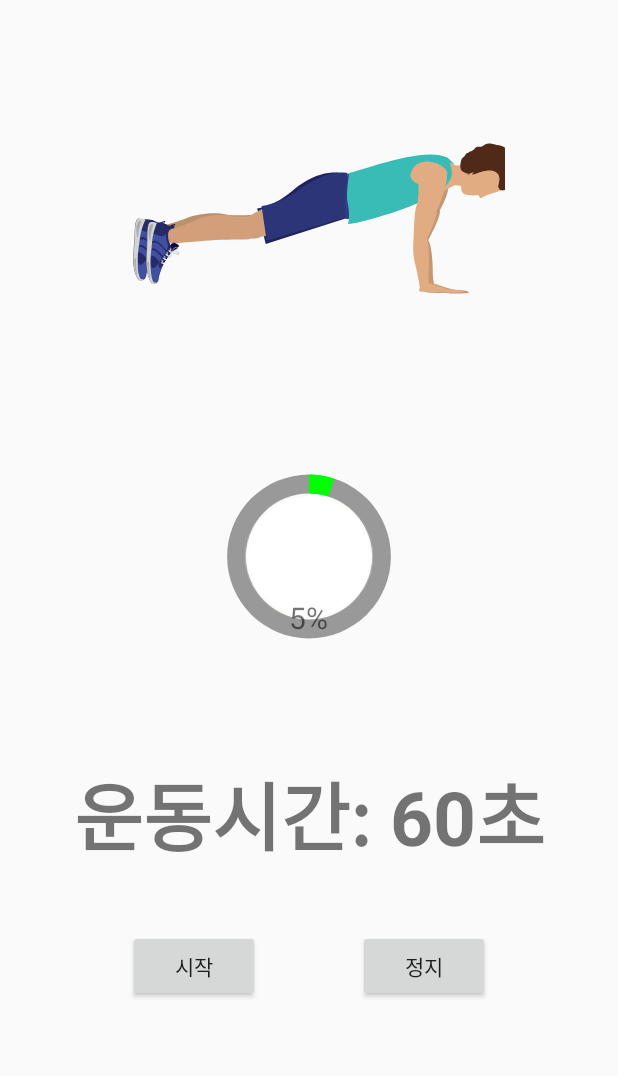
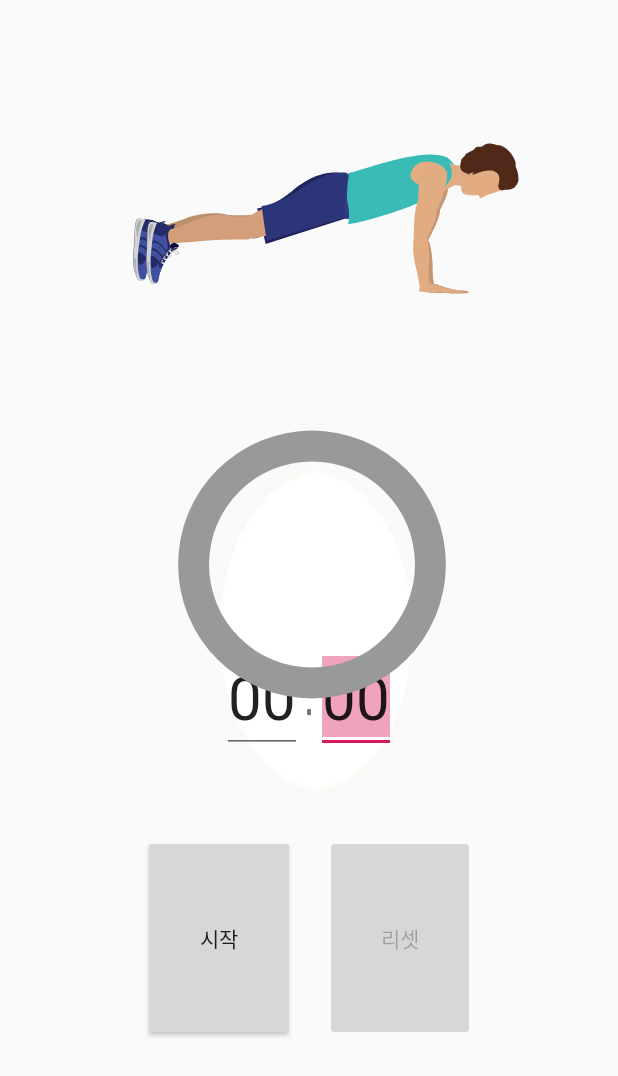
Before and after one commit to Agatho22/health, an Android app: the TimerActivity screen opened directly, with no data from a screen before it, on a phone screen of 412 x 824 dp. Shown: the top 1076 px of the screen. Run offline under Robolectric (Android 15) with nearby library versions, the phone set to English and light mode, and no system bars.

Commit message:
21.05.23 타이머

```diff
--- a/app/src/main/AndroidManifest.xml
+++ b/app/src/main/AndroidManifest.xml
@@ -26,7 +26,6 @@
         <activity
             android:name=".MainActivity"
             android:windowSoftInputMode="adjustPan">
-
         </activity>
         <activity android:name=".RegisterActivity" />
         <activity android:name=".LoginActivity" />
--- a/app/src/main/java/com/aman/health/TimerActivity.java
+++ b/app/src/main/java/com/aman/health/TimerActivity.java
@@ -2,145 +2,206 @@ package com.aman.health;
 
 import android.content.res.Resources;
 import android.graphics.drawable.Drawable;
+import android.os.Handler;
+import androidx.appcompat.app.AppCompatActivity;
 import android.os.Bundle;
-import android.os.Handler;
+import android.os.SystemClock;
+import android.text.Editable;
+import android.text.TextWatcher;
+import android.view.inputmethod.InputMethodManager;
+import android.widget.EditText;
+import android.widget.ProgressBar;
+import android.widget.TextView;
+import androidx.annotation.NonNull;
 import android.os.Message;
 import android.util.Log;
 import android.view.View;
 import android.widget.Button;
-import android.widget.ProgressBar;
-import android.widget.TextView;
-
-import androidx.annotation.NonNull;
-import androidx.appcompat.app.AppCompatActivity;
+import android.widget.Toast;
 
 public class TimerActivity extends AppCompatActivity {
 
-    int timerTime = 60;
-    TimerHandler timer;
-    Button btn_start, btn_reset;
-    TextView textview4;
-    boolean isRunnig = true;
-    int status = 0;
+    ProgressBar progressBar;
+    EditText time_out_min,time_out_sec;
+    Button btn_start,btn_reset;
+    InputMethodManager imm;
 
-    int pStatus = 0;
-    private Handler handler = new Handler();
-    TextView tv;
-
-    public void onStartPauseButton(View view) {
-        if(status == 0)
-        {
-            status=1;
-            timer.sendEmptyMessage(0);
-            btn_start.setText("일시정지");
-        }
-        else if(status == 1)
-        {
-            status=0;
-            timer.sendEmptyMessage(1);
-            btn_start.setText("시작");
+    Handler handler = new Handler() {
+        public void handleMessage(Message msg) {
+            String time = getTimeout();
+            //0초가 되었을때
+            if(time.equals("00:00")) {
+                reset(); //타이머 초기화
+            } else{ //0초가 아닐때
+                handler.sendEmptyMessage(0);
             }
         }
+    };
 
-    public void onStopButton(View view) {
-        status = 0;
-        timer.sendEmptyMessage(2);
-    }
+    final static int INIT=0;
+    final static int RUN=1;
+    final static int PAUSE=2;
+
+    int Pstatus=INIT;
+
+    long baseTime;
+    long pauseTime;
+    long setTime;
 
     @Override
     protected void onCreate(Bundle savedInstanceState) {
         super.onCreate(savedInstanceState);
         setContentView(R.layout.activity_timer);
 
-        btn_start = (Button) findViewById(R.id.btn_start);
-        btn_reset = (Button) findViewById(R.id.btn_reset);
-        textview4 = (TextView) findViewById(R.id.textview4);
-        timer = new TimerHandler();
+        imm = (InputMethodManager)getSystemService(INPUT_METHOD_SERVICE);
+        progressBar = findViewById(R.id.circularProgressbar);
 
-        Resources res = getResources();
-        Drawable drawable = res.getDrawable(R.drawable.circular);
-        final ProgressBar mProgress = (ProgressBar) findViewById(R.id.circularProgressbar);
-        mProgress.setProgress(0);   // Main Progress
-        mProgress.setSecondaryProgress(100); // Secondary Progress
-        mProgress.setMax(100); // Maximum Progress
-        mProgress.setProgressDrawable(drawable);
+        time_out_min = findViewById(R.id.time_out_min);
+        //time_out_min의 텍스트가 변할때 이벤트 발생
+        time_out_min.addTextChangedListener(new TextWatcher() {
+            @Override
+            public void beforeTextChanged(CharSequence s, int start, int count, int after) {
 
-        /* ObjectAnimator animation = ObjectAnimator.ofInt(mProgress, "progress", 0, 100);
-        animation.setDuration(50000);
-        animation.setInterpolator(new DecelerateInterpolator());
-        animation.start(); */
-
-        tv = (TextView) findViewById(R.id.tv);
-        new Thread(new Runnable() {
+            }
 
             @Override
-            public void run() {
-                // TODO Auto-generated method stub
-                while (pStatus < 100) {
-                    pStatus += 1;
-
-                    handler.post(new Runnable() {
+            public void onTextChanged(CharSequence s, int start, int before, int count) {
+                if(time_out_min.hasFocus() && getEditTime() != 0) { //EditText에 입력된 시간이 0초 이상일 경우 미리 시간 세팅
+                    setTime();
+                    Log.d("ProgressTest","setTime = "+setTime);
+                }
+            }
 
             @Override
-                        public void run() {
-                            // TODO Auto-generated method stub
-                            mProgress.setProgress(pStatus);
-                            tv.setText(pStatus + "%");
+            public void afterTextChanged(Editable s) {
 
             }
         });
-                    try {
-                        // Sleep for 200 milliseconds.
-                        // Just to display the progress slowly
-                        Thread.sleep(600); //thread will take approx 1.5 seconds to finish
-                    } catch (InterruptedException e) {
-                        e.printStackTrace();
-                    }
-                }
-            }
-        }).start();
+
+        time_out_sec = findViewById(R.id.time_out_sec);
+        //time_out_sec의 텍스트가 변할때 이벤트 발생
+        time_out_sec.addTextChangedListener(new TextWatcher() {
+            @Override
+            public void beforeTextChanged(CharSequence s, int start, int count, int after) {
+
             }
 
             @Override
-    protected void onDestroy() {
-        super.onDestroy();
-        if(timer != null)
-            timer.removeMessages(0);
-        isRunnig = false;
+            public void onTextChanged(CharSequence s, int start, int before, int count) {
+                if(time_out_sec.hasFocus() && getEditTime() != 0) { //EditText에 입력된 시간이 0초 이상일 경우 미리 시간 세팅
+                    setTime();
+                    Log.d("ProgressTest","setTime = "+setTime);
+                }
             }
 
-    class TimerHandler extends Handler {
+            @Override
+            public void afterTextChanged(Editable s) {
 
+            }
+        });
+
+        btn_start = findViewById(R.id.btn_start);
+        btn_reset = findViewById(R.id.btn_reset);
+        //시작버튼 이벤트
+        btn_start.setOnClickListener(new View.OnClickListener() {
             @Override
-        public void handleMessage(@NonNull Message msg) {
-            super.handleMessage(msg);
-
-            switch (msg.what) {
-                case 0:
-                    if (timerTime == 0) {
-                        textview4.setText("운동시간: " + timerTime);
-                        removeMessages(0);
+            public void onClick(View v) {
+                if(getEditTime() != 0) { //시간이 0이 아닐 경우
+                    hideKeyboard(); //키보드 숨기기
+                    start(Pstatus);
+                } else{ //시간이 0일 경우
+                    Toast.makeText(TimerActivity.this, "시간을 입력하세요", Toast.LENGTH_SHORT).show();
+                    time_out_min.requestFocus();
+                }
+            }
+        });
+        //초기화 버튼
+        btn_reset.setOnClickListener(new View.OnClickListener() {
+            @Override
+            public void onClick(View v) {
+                reset();
+            }
+        });
+    }
+    //타이머 초기화
+    public void reset() {
+        handler.removeCallbacksAndMessages(null); //핸들러 메시지 전달 종료
+        Pstatus=INIT; //상태 변수 초기화
+        setTime=0; //long형으로 변환할 변후 초기화
+        time_out_min.setText("00");
+        time_out_min.setEnabled(true);
+        time_out_sec.setText("00");
+        time_out_sec.setEnabled(true);
+        btn_start.setText("시작"); //시작버튼 텍스트 변경
+        btn_reset.setEnabled(false); //초기화 버튼 비활성화
+        progressBar.setProgress(0); //프로그레스 초기화
+    }
+    public void hideKeyboard() { //키보드 숨기기
+        imm.hideSoftInputFromWindow(time_out_min.getWindowToken(),0);
+        imm.hideSoftInputFromWindow(time_out_sec.getWindowToken(),0);
+    }
+    public long getEditTime() {
+        long min = Long.parseLong(time_out_min.getText().toString())*1000*60;
+        long sec = Long.parseLong(time_out_sec.getText().toString())*1000;
+        return min+sec;
+    }
+    public void start(int status) {
+        switch (status) {
+            case INIT: //시작
+                baseTime = SystemClock.elapsedRealtime();
+                btn_start.setText("멈춤");
+                btn_reset.setEnabled(false);
+                time_out_min.setEnabled(false);
+                time_out_sec.setEnabled(false);
+                handler.sendEmptyMessage(0); //핸들러로 메시지를 전달하여 타이머를 시작
+                Pstatus = RUN;
                 break;
-                    }
-                    textview4.setText("운동시간: " + timerTime--);
-                    sendEmptyMessageDelayed(0, 1000);
-                    Log.d("test", "msg.what:0 time =" + timerTime);
+            case RUN: //멈춤
+                handler.removeMessages(0); //핸들러에서 메세지 삭제
+                pauseTime = SystemClock.elapsedRealtime(); //멈출 시간 기록
+                btn_start.setText("재시작");
+                btn_reset.setEnabled(true);
+                Pstatus = PAUSE;
                 break;
-
-                case 1:
-                    removeMessages(0);
-                    textview4.setText("운동시간: " + timerTime);
-                    Log.d("test", "msg.what:1 time =" + timerTime);
-                    break;
-
-                case 2:
-                    removeMessages(0);
-                    timerTime = 60;
-                    textview4.setText("운동시간: " + timerTime);
-                    btn_start.setText("시작");
-                    Log.d("test", "msg.what:2 time =" + timerTime);
+            case PAUSE: //재시작
+                long now = SystemClock.elapsedRealtime(); //현재 시간 다시 기록
+                baseTime += (now - pauseTime); //타이머 시간 세팅
+                btn_start.setText("멈춤");
+                btn_reset.setEnabled(false);
+                handler.sendEmptyMessage(0); //타이머 재시작
+                Pstatus = RUN;
                 break;
         }
     }
+
+    public String getTimeout() { //핸들러 안에서 EditText의 시간을 return해주고 프로그레스를 세팅
+        long now = SystemClock.elapsedRealtime();
+        long outTime = baseTime - now + setTime;
+        long sec = outTime/1000%60;
+        long min = outTime/1000/60;
+
+        if(outTime%1000/10 != 0 && sec < 60){
+            sec += 1;
+            if(sec == 60){
+                sec = 0;
+                min += 1;
             }
         }
+
+        String easy_outTime = String.format("%02d:%02d",min,sec);
+        String[] times = easy_outTime.split(":");
+
+        time_out_min.setText(times[0]);
+        time_out_sec.setText(times[1]);
+
+        progressBar.setProgress((int)((now-baseTime)+(setTime/1000)));
+        return easy_outTime;
+    }
+
+    public void setTime() { //프로그레스바 최대치 세팅
+        setTime = Long.parseLong(time_out_min.getText().toString())*1000*60 +
+                Long.parseLong(time_out_sec.getText().toString())*1000;
+        progressBar.setMax((int)setTime);
+    }
+
+}
--- a/app/src/main/res/layout/activity_timer.xml
+++ b/app/src/main/res/layout/activity_timer.xml
@@ -13,108 +13,119 @@
         android:layout_alignParentStart="true"
         android:layout_alignParentTop="true"
         android:layout_alignParentEnd="true"
-        android:layout_marginStart="75dp"
+        android:layout_marginStart="25dp"
         android:layout_marginTop="38dp"
-        android:layout_marginEnd="75dp"
+        android:layout_marginEnd="25dp"
         android:scaleType="centerCrop"
-        app:layout_constraintEnd_toEndOf="parent"
-        app:layout_constraintStart_toStartOf="parent"
-        app:layout_constraintTop_toTopOf="parent"
         app:lottie_autoPlay="true"
         app:lottie_loop="true"
         app:lottie_rawRes="@raw/push_up" />
 
+    <ImageView
+        android:layout_width="140dp"
+        android:layout_height="140dp"
+        android:layout_alignParentStart="true"
+        android:layout_alignParentTop="true"
+        android:layout_alignParentEnd="true"
+        android:layout_alignParentBottom="true"
+        android:layout_gravity="center"
+        android:layout_marginStart="139dp"
+        android:layout_marginTop="304dp"
+        android:layout_marginEnd="130dp"
+        android:layout_marginBottom="287dp"
+        android:background="@drawable/whitecircle" />
+
+    <EditText
+        android:id="@+id/time_out_sec"
+        android:layout_width="wrap_content"
+        android:layout_height="wrap_content"
+        android:layout_alignParentEnd="true"
+        android:layout_alignParentBottom="true"
+        android:layout_marginEnd="148dp"
+        android:layout_marginBottom="322dp"
+        android:gravity="center"
+        android:imeOptions="actionDone"
+        android:inputType="number"
+        android:maxLength="2"
+        android:maxLines="1"
+        android:selectAllOnFocus="true"
+        android:text="00"
+        android:textSize="40dp" />
+
+    <EditText
+        android:id="@+id/time_out_min"
+        android:layout_width="wrap_content"
+        android:layout_height="wrap_content"
+        android:layout_alignParentStart="true"
+        android:layout_alignParentBottom="true"
+        android:layout_marginStart="148dp"
+        android:layout_marginBottom="322dp"
+        android:gravity="center"
+        android:imeOptions="actionNext"
+        android:inputType="number"
+        android:maxLength="2"
+        android:maxLines="1"
+        android:selectAllOnFocus="true"
+        android:text="00"
+        android:textSize="40dp" />
+
+    <Button
+        android:id="@+id/btn_start"
+        android:layout_width="100dp"
+        android:layout_height="wrap_content"
+        android:layout_below="@+id/circularProgressbar"
+        android:layout_alignParentStart="true"
+        android:layout_alignParentBottom="true"
+        android:layout_marginStart="95dp"
+        android:layout_marginTop="55dp"
+        android:layout_marginEnd="20dp"
+        android:layout_marginBottom="130dp"
+        android:layout_toStartOf="@+id/btn_reset"
+        android:layout_weight="1"
+        android:text="시작" />
+
+    <Button
+        android:id="@+id/btn_reset"
+        android:layout_width="100dp"
+        android:layout_height="wrap_content"
+        android:layout_below="@+id/circularProgressbar"
+        android:layout_alignParentEnd="true"
+        android:layout_alignParentBottom="true"
+        android:layout_marginTop="55dp"
+        android:layout_marginEnd="95dp"
+        android:layout_marginBottom="130dp"
+        android:layout_weight="1"
+        android:enabled="false"
+        android:text="리셋" />
+
+    <TextView
+        android:layout_width="wrap_content"
+        android:layout_height="wrap_content"
+        android:layout_alignParentBottom="true"
+        android:layout_marginStart="3dp"
+        android:layout_marginEnd="3dp"
+        android:layout_marginBottom="336dp"
+        android:layout_toStartOf="@+id/time_out_sec"
+        android:layout_toEndOf="@+id/time_out_min"
+        android:gravity="center"
+        android:text=":"
+        android:textSize="40dp" />
+
     <ProgressBar
         android:id="@+id/circularProgressbar"
         style="?android:attr/progressBarStyleHorizontal"
-        android:layout_width="250dp"
+        android:layout_width="411dp"
         android:layout_height="250dp"
         android:layout_alignParentStart="true"
         android:layout_alignParentTop="true"
         android:layout_alignParentEnd="true"
-        android:layout_marginStart="80dp"
-        android:layout_marginTop="246dp"
-        android:layout_marginEnd="80dp"
+        android:layout_marginStart="2dp"
+        android:layout_marginTop="251dp"
+        android:layout_marginEnd="-2dp"
         android:indeterminate="false"
         android:max="100"
-        android:progress="50"
+        android:progress="0"
         android:progressDrawable="@drawable/circular"
         android:secondaryProgress="100" />
 
-    <ImageView
-        android:layout_width="90dp"
-        android:layout_height="90dp"
-        android:layout_alignStart="@+id/circularProgressbar"
-        android:layout_alignTop="@+id/circularProgressbar"
-        android:layout_alignEnd="@+id/circularProgressbar"
-        android:layout_alignBottom="@+id/circularProgressbar"
-        android:layout_marginStart="80dp"
-        android:layout_marginTop="80dp"
-        android:layout_marginEnd="80dp"
-        android:layout_marginBottom="80dp"
-        android:background="@drawable/whitecircle" />
-
-    <TextView
-        android:id="@+id/tv"
-        android:layout_width="250dp"
-        android:layout_height="250dp"
-        android:gravity="center"
-        android:text="25%"
-        android:layout_centerInParent="true"
-        android:textSize="20sp" />
-
-    <TextView
-        android:id="@+id/textview4"
-        android:layout_width="match_parent"
-        android:layout_height="wrap_content"
-        android:layout_below="@+id/circularProgressbar"
-        android:layout_marginTop="10dp"
-        android:layout_weight="1"
-        android:gravity="center"
-        android:text="운동시간: 60초"
-        android:textSize="50sp"
-        android:textStyle="bold"
-        app:layout_constraintBottom_toBottomOf="parent"
-        app:layout_constraintEnd_toEndOf="parent"
-        app:layout_constraintHorizontal_bias="0.0"
-        app:layout_constraintStart_toStartOf="parent"
-        app:layout_constraintTop_toTopOf="parent"
-        app:layout_constraintVertical_bias="0.587" />
-
-    <Button
-        android:id="@+id/btn_start"
-        android:layout_width="wrap_content"
-        android:layout_height="wrap_content"
-        android:layout_below="@+id/textview4"
-        android:layout_alignParentStart="true"
-        android:layout_marginStart="85dp"
-        android:layout_marginTop="40dp"
-        android:layout_marginEnd="65dp"
-        android:layout_toStartOf="@+id/btn_reset"
-        android:layout_weight="1"
-        android:gravity="center"
-        android:onClick="onStartPauseButton"
-        android:text="시작"
-        app:layout_constraintBottom_toBottomOf="parent"
-        app:layout_constraintEnd_toStartOf="@+id/btn_reset"
-        app:layout_constraintHorizontal_bias="0.605"
-        app:layout_constraintStart_toStartOf="parent"
-        app:layout_constraintTop_toBottomOf="@+id/textview4" />
-
-    <Button
-        android:id="@+id/btn_reset"
-        android:layout_width="wrap_content"
-        android:layout_height="wrap_content"
-        android:layout_below="@+id/textview4"
-        android:layout_alignParentEnd="true"
-        android:layout_marginTop="40dp"
-        android:layout_marginEnd="85dp"
-        android:layout_weight="1"
-        android:gravity="center"
-        android:onClick="onStopButton"
-        android:text="정지"
-        app:layout_constraintBottom_toBottomOf="parent"
-        app:layout_constraintEnd_toEndOf="parent"
-        app:layout_constraintTop_toBottomOf="@+id/textview4" />
-
 </RelativeLayout>
--- a/app/src/main/res/values/colors.xml
+++ b/app/src/main/res/values/colors.xml
@@ -7,7 +7,7 @@
     <color name="teal_700">#FF018786</color>
     <color name="black">#FF000000</color>
     <color name="white">#FFFFFFFF</color>
-    <color name="colorPrimary">#a2d9ff</color>
+    <color name="colorPrimary">#ca2a50</color>
     <color name="colorPrimaryDark">#00574B</color>
     <color name="colorAccent">#D81B60</color>
 </resources>
```
Also changed, not shown: app/src/main/java/com/aman/health/IntroActivity.java (added, +33 -0 lines), app/src/main/res/drawable-xxhdpi/circle.xml (added, +29 -0 lines), app/src/main/res/layout/activity_intro.xml (added, +18 -0 lines). Lines whose indentation alone changed are shown as unchanged.
